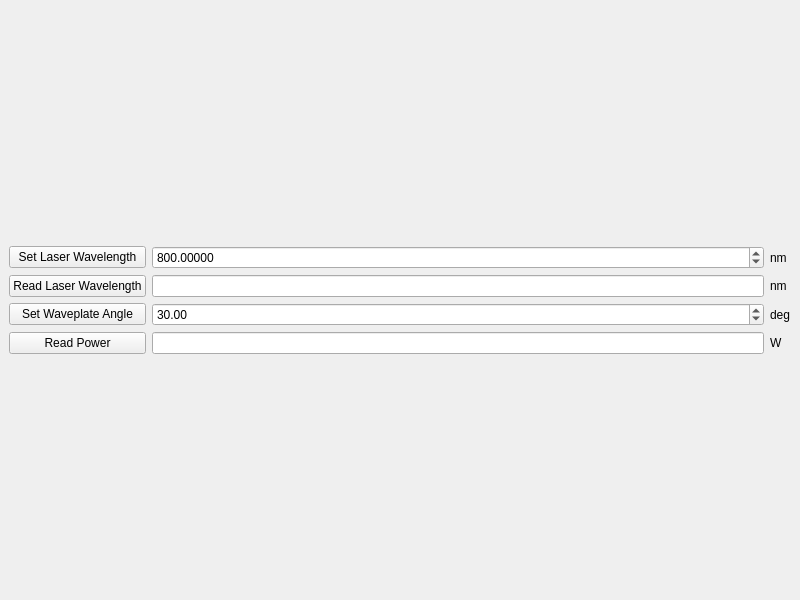
Before: the Qt Designer form Python/Wavelength and power interface/power_wavelength_gui_design.ui in nanophotonics/optofluidics, drawn with Qt 5.
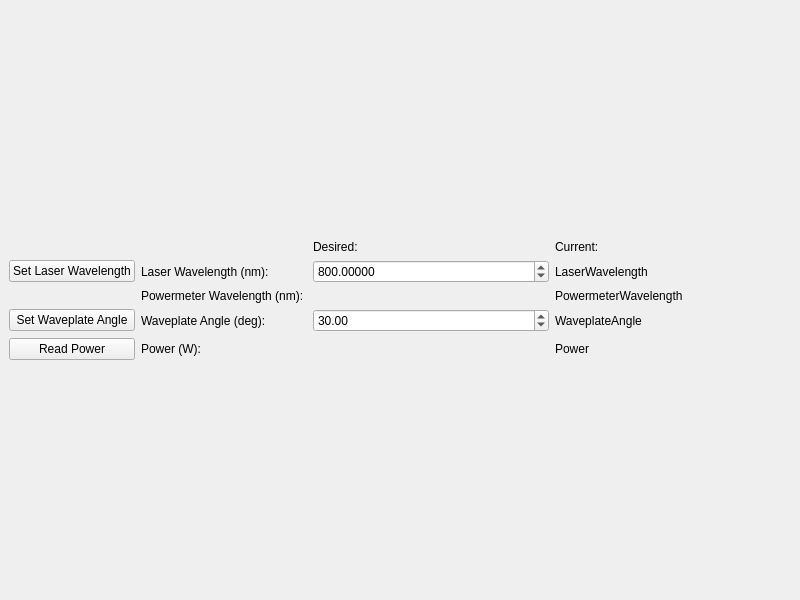
After: the same form once the commit is applied.

Commit message: power and wavelength control gui

Patch:
```diff
--- a/Python/Wavelength and power interface/power_wavelength_gui_design.ui
+++ b/Python/Wavelength and power interface/power_wavelength_gui_design.ui
@@ -17,7 +17,7 @@
    <layout class="QVBoxLayout" name="verticalLayout">
     <item>
      <layout class="QGridLayout" name="gridLayout">
-      <item row="2" column="1">
+      <item row="3" column="2">
        <widget class="QDoubleSpinBox" name="WaveplateAngleDoubleSpinBox">
         <property name="decimals">
          <number>2</number>
@@ -36,32 +36,14 @@
         </property>
        </widget>
       </item>
-      <item row="0" column="0">
-       <widget class="QPushButton" name="SetWavelengthPushButton">
-        <property name="text">
-         <string>Set Laser Wavelength</string>
-        </property>
-       </widget>
-      </item>
-      <item row="1" column="0">
-       <widget class="QPushButton" name="ReadWavelengthPushButton">
-        <property name="text">
-         <string>Read Laser Wavelength</string>
-        </property>
-       </widget>
-      </item>
-      <item row="3" column="0">
-       <widget class="QPushButton" name="ReadPowerPushButton">
-        <property name="text">
-         <string>Read Power</string>
-        </property>
-       </widget>
-      </item>
-      <item row="1" column="1">
-       <widget class="QLineEdit" name="WavelengthLineEdit"/>
-      </item>
-      <item row="0" column="1">
+      <item row="1" column="2">
        <widget class="QDoubleSpinBox" name="WavelengthDoubleSpinBox">
+        <property name="sizePolicy">
+         <sizepolicy hsizetype="MinimumExpanding" vsizetype="Fixed">
+          <horstretch>0</horstretch>
+          <verstretch>0</verstretch>
+         </sizepolicy>
+        </property>
         <property name="decimals">
          <number>5</number>
         </property>
@@ -76,41 +58,136 @@
         </property>
        </widget>
       </item>
-      <item row="2" column="0">
+      <item row="0" column="2">
+       <widget class="QLabel" name="label">
+        <property name="sizePolicy">
+         <sizepolicy hsizetype="Preferred" vsizetype="Fixed">
+          <horstretch>0</horstretch>
+          <verstretch>0</verstretch>
+         </sizepolicy>
+        </property>
+        <property name="text">
+         <string>Desired: </string>
+        </property>
+       </widget>
+      </item>
+      <item row="3" column="1">
+       <widget class="QLabel" name="label_18">
+        <property name="sizePolicy">
+         <sizepolicy hsizetype="Minimum" vsizetype="Preferred">
+          <horstretch>0</horstretch>
+          <verstretch>0</verstretch>
+         </sizepolicy>
+        </property>
+        <property name="text">
+         <string>Waveplate Angle (deg): </string>
+        </property>
+       </widget>
+      </item>
+      <item row="1" column="1">
+       <widget class="QLabel" name="label_7">
+        <property name="sizePolicy">
+         <sizepolicy hsizetype="Minimum" vsizetype="Preferred">
+          <horstretch>0</horstretch>
+          <verstretch>0</verstretch>
+         </sizepolicy>
+        </property>
+        <property name="text">
+         <string>Laser Wavelength (nm): </string>
+        </property>
+       </widget>
+      </item>
+      <item row="1" column="3">
+       <widget class="QLabel" name="LaserWavelengthLabel">
+        <property name="sizePolicy">
+         <sizepolicy hsizetype="MinimumExpanding" vsizetype="Preferred">
+          <horstretch>0</horstretch>
+          <verstretch>0</verstretch>
+         </sizepolicy>
+        </property>
+        <property name="text">
+         <string>LaserWavelength</string>
+        </property>
+       </widget>
+      </item>
+      <item row="4" column="1">
+       <widget class="QLabel" name="label_19">
+        <property name="sizePolicy">
+         <sizepolicy hsizetype="Minimum" vsizetype="Fixed">
+          <horstretch>0</horstretch>
+          <verstretch>0</verstretch>
+         </sizepolicy>
+        </property>
+        <property name="text">
+         <string>Power (W): </string>
+        </property>
+       </widget>
+      </item>
+      <item row="2" column="3">
+       <widget class="QLabel" name="PowermeterWavelengthLabel">
+        <property name="sizePolicy">
+         <sizepolicy hsizetype="MinimumExpanding" vsizetype="Preferred">
+          <horstretch>0</horstretch>
+          <verstretch>0</verstretch>
+         </sizepolicy>
+        </property>
+        <property name="text">
+         <string>PowermeterWavelength</string>
+        </property>
+       </widget>
+      </item>
+      <item row="4" column="3">
+       <widget class="QLabel" name="PowerLabel">
+        <property name="text">
+         <string>Power</string>
+        </property>
+       </widget>
+      </item>
+      <item row="0" column="3">
+       <widget class="QLabel" name="label_3">
+        <property name="text">
+         <string>Current: </string>
+        </property>
+       </widget>
+      </item>
+      <item row="3" column="3">
+       <widget class="QLabel" name="WaveplateAngleLabel">
+        <property name="text">
+         <string>WaveplateAngle</string>
+        </property>
+       </widget>
+      </item>
+      <item row="2" column="1">
+       <widget class="QLabel" name="label_15">
+        <property name="sizePolicy">
+         <sizepolicy hsizetype="Minimum" vsizetype="Fixed">
+          <horstretch>0</horstretch>
+          <verstretch>0</verstretch>
+         </sizepolicy>
+        </property>
+        <property name="text">
+         <string>Powermeter Wavelength (nm): </string>
+        </property>
+       </widget>
+      </item>
+      <item row="1" column="0">
+       <widget class="QPushButton" name="SetWavelengthPushButton">
+        <property name="text">
+         <string>Set Laser Wavelength</string>
+        </property>
+       </widget>
+      </item>
+      <item row="3" column="0">
        <widget class="QPushButton" name="SetWaveplateAnglePushButton">
         <property name="text">
          <string>Set Waveplate Angle</string>
         </property>
        </widget>
       </item>
-      <item row="3" column="1">
-       <widget class="QLineEdit" name="PowerLineEdit"/>
-      </item>
-      <item row="2" column="2">
-       <widget class="QLabel" name="WaveplateAngleUnitsLabel">
+      <item row="4" column="0">
+       <widget class="QPushButton" name="ReadPowerPushButton">
         <property name="text">
-         <string>deg</string>
-        </property>
-       </widget>
-      </item>
-      <item row="3" column="2">
-       <widget class="QLabel" name="PowerUnitsLabel">
-        <property name="text">
-         <string>W</string>
-        </property>
-       </widget>
-      </item>
-      <item row="0" column="2">
-       <widget class="QLabel" name="SetWavelengthUnitsLabel">
-        <property name="text">
-         <string>nm</string>
-        </property>
-       </widget>
-      </item>
-      <item row="1" column="2">
-       <widget class="QLabel" name="ReadWavelengthUnitsLabel">
-        <property name="text">
-         <string>nm</string>
+         <string>Read Power</string>
         </property>
        </widget>
       </item>
```
The commit also changes 1 other file.
